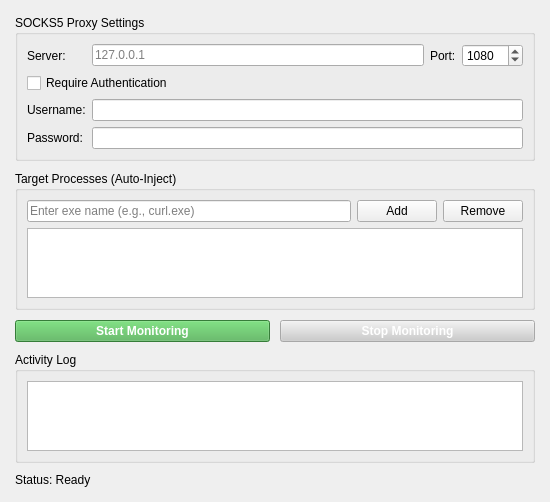
Old version of the form launcher/MainWindow.ui in the repository 4111y80y/OpenProxifier.
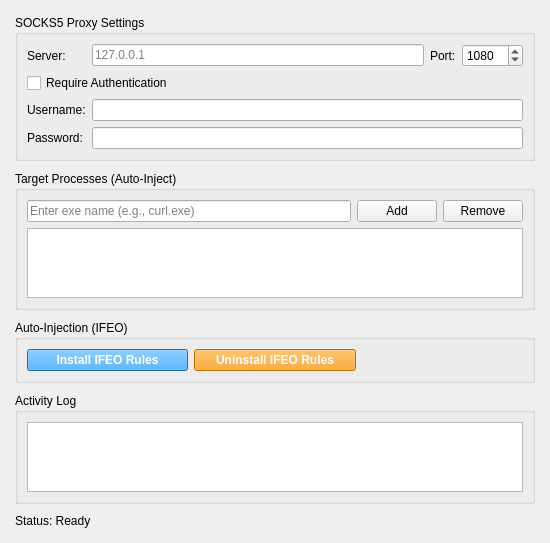
New version of the form.

Commit message:
Add IFEO (Image File Execution Options) manager for auto-injection
- Added IFEOManager class to manage Windows IFEO registry entries
- When IFEO rules are installed, target executables will automatically
  be launched through ProxifierInjector from any location
- Updated GUI with Install/Uninstall IFEO Rules buttons
- Added admin privilege detection and elevation support
- Removed old polling-based process monitoring buttons

This enables Proxifier-style transparent proxy injection where
configured executables are automatically proxified when launched
from anywhere in the system.

What changed in the file:
```diff
--- a/launcher/MainWindow.ui
+++ b/launcher/MainWindow.ui
@@ -141,41 +141,53 @@
      </widget>
     </item>
     <item>
-     <layout class="QHBoxLayout" name="buttonLayout">
+     <widget class="QGroupBox" name="ifeoGroup">
+      <property name="title">
+       <string>Auto-Injection (IFEO)</string>
+      </property>
+      <layout class="QHBoxLayout" name="ifeoLayout">
       <item>
-       <widget class="QPushButton" name="startMonitorButton">
+        <widget class="QPushButton" name="installIFEOButton">
         <property name="text">
-         <string>Start Monitoring</string>
+          <string>Install IFEO Rules</string>
         </property>
         <property name="minimumHeight">
          <number>40</number>
         </property>
         <property name="styleSheet">
-         <string>QPushButton { background-color: #4CAF50; color: white; font-weight: bold; }
-QPushButton:hover { background-color: #45a049; }
+          <string>QPushButton { background-color: #2196F3; color: white; font-weight: bold; }
+QPushButton:hover { background-color: #1976D2; }
 QPushButton:disabled { background-color: #cccccc; }</string>
         </property>
        </widget>
       </item>
       <item>
-       <widget class="QPushButton" name="stopMonitorButton">
+        <widget class="QPushButton" name="uninstallIFEOButton">
         <property name="text">
-         <string>Stop Monitoring</string>
+          <string>Uninstall IFEO Rules</string>
         </property>
         <property name="minimumHeight">
-         <number>40</number>
-        </property>
-        <property name="enabled">
-         <bool>false</bool>
+          <number>35</number>
+         </property>
+         <property name="toolTip">
+          <string>Remove all IFEO rules (requires Admin)</string>
         </property>
         <property name="styleSheet">
-         <string>QPushButton { background-color: #f44336; color: white; font-weight: bold; }
-QPushButton:hover { background-color: #da190b; }
+          <string>QPushButton { background-color: #FF9800; color: white; font-weight: bold; }
+QPushButton:hover { background-color: #F57C00; }
 QPushButton:disabled { background-color: #cccccc; }</string>
         </property>
        </widget>
       </item>
-     </layout>
+       <item>
+        <widget class="QLabel" name="adminLabel">
+         <property name="text">
+          <string></string>
+         </property>
+        </widget>
+       </item>
+      </layout>
+     </widget>
     </item>
     <item>
      <widget class="QGroupBox" name="logGroup">
```
Left out of the diff: 7 changed lines with no effect on the pictures. Lines whose indentation alone changed are shown as unchanged. The commit also changes 5 other files.
